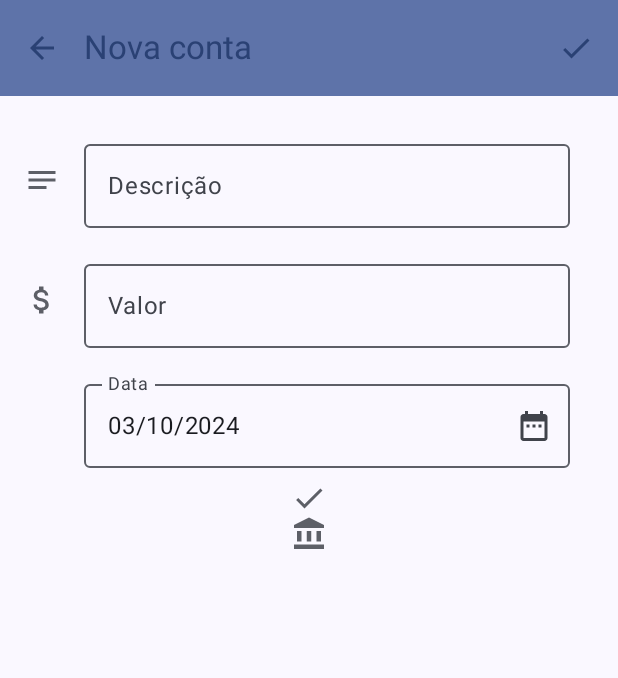
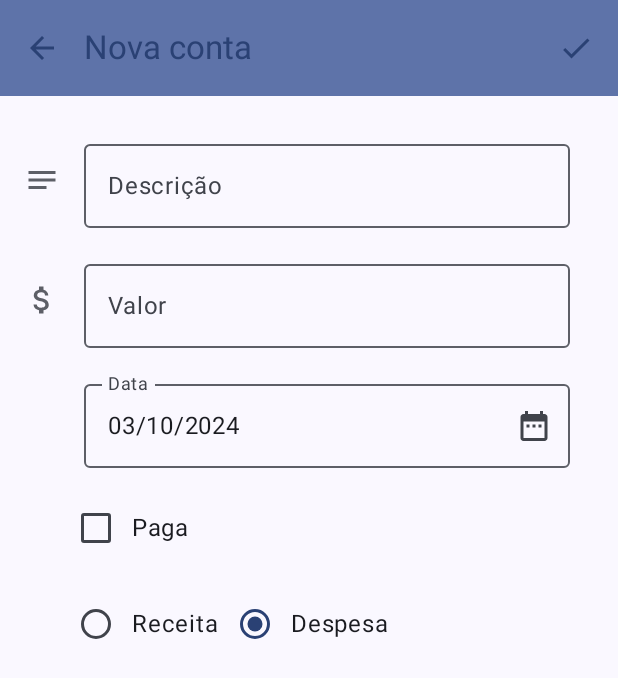
Before and after one commit to jorge-g99/FinalProjectJetpack, an Android app built with Jetpack Compose: the screen it shows after launch (MainActivity), after a tap on "Adicionar", on a phone screen of 412 x 824 dp. Shown: the top 678 px of the screen. Run offline under Robolectric (Android 15) with nearby library versions, the phone set to English and light mode, and no system bars.

```diff
--- a/app/src/main/java/br/edu/utfpr/trabalhofinal/ui/conta/form/FormularioContaScreen.kt
+++ b/app/src/main/java/br/edu/utfpr/trabalhofinal/ui/conta/form/FormularioContaScreen.kt
@@ -1,4 +1,5 @@
 package br.edu.utfpr.trabalhofinal.ui.conta.form
+import androidx.compose.foundation.layout.Arrangement
 import androidx.compose.foundation.layout.Column
 import androidx.compose.foundation.layout.Row
 import androidx.compose.foundation.layout.fillMaxSize
@@ -19,6 +20,7 @@ import androidx.compose.material.icons.filled.Check
 import androidx.compose.material.icons.filled.DateRange
 import androidx.compose.material.icons.filled.Delete
 import androidx.compose.material3.AlertDialog
+import androidx.compose.material3.Checkbox
 import androidx.compose.material3.CircularProgressIndicator
 import androidx.compose.material3.DatePicker
 import androidx.compose.material3.DatePickerDialog
@@ -27,6 +29,7 @@ import androidx.compose.material3.Icon
 import androidx.compose.material3.IconButton
 import androidx.compose.material3.MaterialTheme
 import androidx.compose.material3.OutlinedTextField
+import androidx.compose.material3.RadioButton
 import androidx.compose.material3.Scaffold
 import androidx.compose.material3.SnackbarHost
 import androidx.compose.material3.SnackbarHostState
@@ -311,33 +314,51 @@ private fun FormContent(
                 enabled = !processando
             )
         }
-        Row(verticalAlignment = Alignment.CenterVertically) {
+        Row(
+            modifier = Modifier.fillMaxWidth(),
+            verticalAlignment = Alignment.CenterVertically,
+            horizontalArrangement = Arrangement.Start
+        ) {
             Icon(
                 imageVector = Icons.Filled.Check,
                 contentDescription = stringResource(R.string.paga),
-                tint = MaterialTheme.colorScheme.outline
+                tint = MaterialTheme.colorScheme.background
             )
-            //FormTextField(
-            //    modifier = formTextFieldModifier,
-            //    titulo = stringResource(R.string.paga),
-            //    campoFormulario = paga,
-            //    onValorAlterado = onStatusPagamentoAlterado,
-            //    enabled = !processando
-            //)
+
+            FormCheckbox(
+                modifier = Modifier.padding(vertical = 8.dp),
+                label = stringResource(R.string.paga),
+                checked = paga.valor,
+                onCheckChanged = onStatusPagamentoAlterado,
+                enabled = !processando
+            )
         }
-        Row(verticalAlignment = Alignment.CenterVertically) {
+        Row(
+            modifier = Modifier.fillMaxWidth(),
+            verticalAlignment = Alignment.CenterVertically,
+            horizontalArrangement = Arrangement.Start
+        ) {
             Icon(
                 imageVector = Icons.Filled.AccountBalance,
                 contentDescription = stringResource(R.string.tipo),
-                tint = MaterialTheme.colorScheme.outline
+                tint = MaterialTheme.colorScheme.background
             )
-            //FormTextField(
-            //    modifier = formTextFieldModifier,
-            //    titulo = stringResource(R.string.tipo),
-            //    campoFormulario = tipo,
-            //    onValorAlterado = onTipoAlterado,
-            //    enabled = !processando
-            //)
+            FormRadioButton(
+                modifier = Modifier.padding(vertical = 8.dp),
+                label = stringResource(R.string.receita),
+                value = TipoContaEnum.RECEITA,
+                groupValue = tipo.valor,
+                onValueChanged = onTipoAlterado,
+                enabled = !processando
+            )
+            FormRadioButton(
+                modifier = Modifier.padding(vertical = 8.dp),
+                label = stringResource(R.string.despesa),
+                value = TipoContaEnum.DESPESA,
+                groupValue = tipo.valor,
+                onValueChanged = onTipoAlterado,
+                enabled = !processando
+            )
         }
     }
 }
@@ -460,3 +481,46 @@ fun FormDatePicker(
         }
     }
 }
+
+@Composable
+fun FormCheckbox(
+    modifier: Modifier = Modifier,
+    label: String,
+    checked: Boolean = false,
+    onCheckChanged: (Boolean) -> Unit,
+    enabled: Boolean = true
+) {
+    Row(
+        modifier = modifier,
+        verticalAlignment = Alignment.CenterVertically
+    ) {
+        Checkbox(
+            checked = checked,
+            onCheckedChange = onCheckChanged,
+            enabled = enabled
+        )
+        Text(label)
+    }
+}
+
+@Composable
+fun FormRadioButton(
+    modifier: Modifier = Modifier,
+    value: TipoContaEnum,
+    groupValue: TipoContaEnum,
+    onValueChanged: (TipoContaEnum) -> Unit,
+    enabled: Boolean = true,
+    label: String
+) {
+    Row(
+        modifier = modifier,
+        verticalAlignment = Alignment.CenterVertically
+    ) {
+        RadioButton(
+            selected = value == groupValue,
+            onClick = { onValueChanged(value) },
+            enabled = enabled
+        )
+        Text(label)
+    }
+}
--- a/app/src/main/java/br/edu/utfpr/trabalhofinal/ui/conta/lista/ListaContasScreen.kt
+++ b/app/src/main/java/br/edu/utfpr/trabalhofinal/ui/conta/lista/ListaContasScreen.kt
@@ -181,7 +181,7 @@ private fun List(
                     conta.valor
                 }
             Row(
-                modifier = Modifier.fillMaxWidth(),
+                modifier = Modifier.padding(8.dp).fillMaxWidth(),
                 verticalAlignment = Alignment.CenterVertically
             ) {
                 Icon(
--- a/app/src/main/java/br/edu/utfpr/trabalhofinal/utils/Extensions.kt
+++ b/app/src/main/java/br/edu/utfpr/trabalhofinal/utils/Extensions.kt
@@ -1,5 +1,7 @@
 package br.edu.utfpr.trabalhofinal.utils
 
+import androidx.compose.material3.MaterialTheme
+import androidx.compose.runtime.Composable
 import androidx.compose.ui.graphics.Color
 import br.edu.utfpr.trabalhofinal.data.Conta
 import br.edu.utfpr.trabalhofinal.data.TipoContaEnum
@@ -34,9 +36,12 @@ fun LocalDate.formatar(): String {
     return format(formatter)
 }
 
+@Composable
 fun BigDecimal.colorir(): Color {
     if (this < BigDecimal.ZERO) {
         return Color(0xFFCF5355)
+    } else if (this == BigDecimal.ZERO)  {
+        return MaterialTheme.colorScheme.secondary
     } else {
         return Color(0xFF00984E)
     }
```
